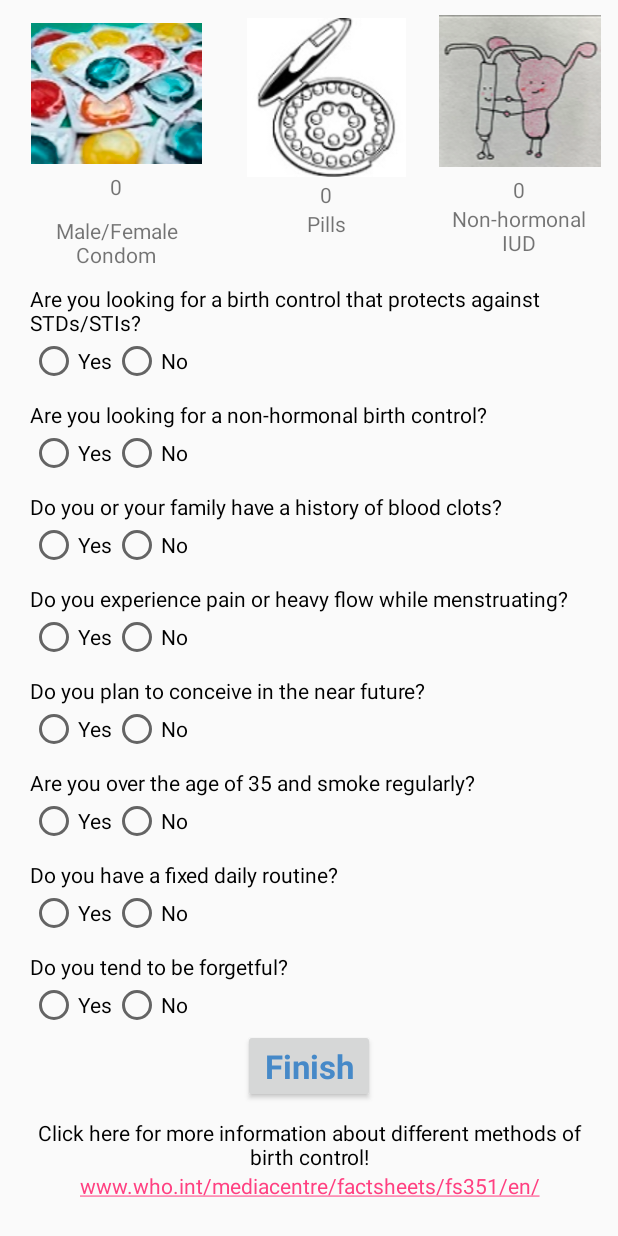
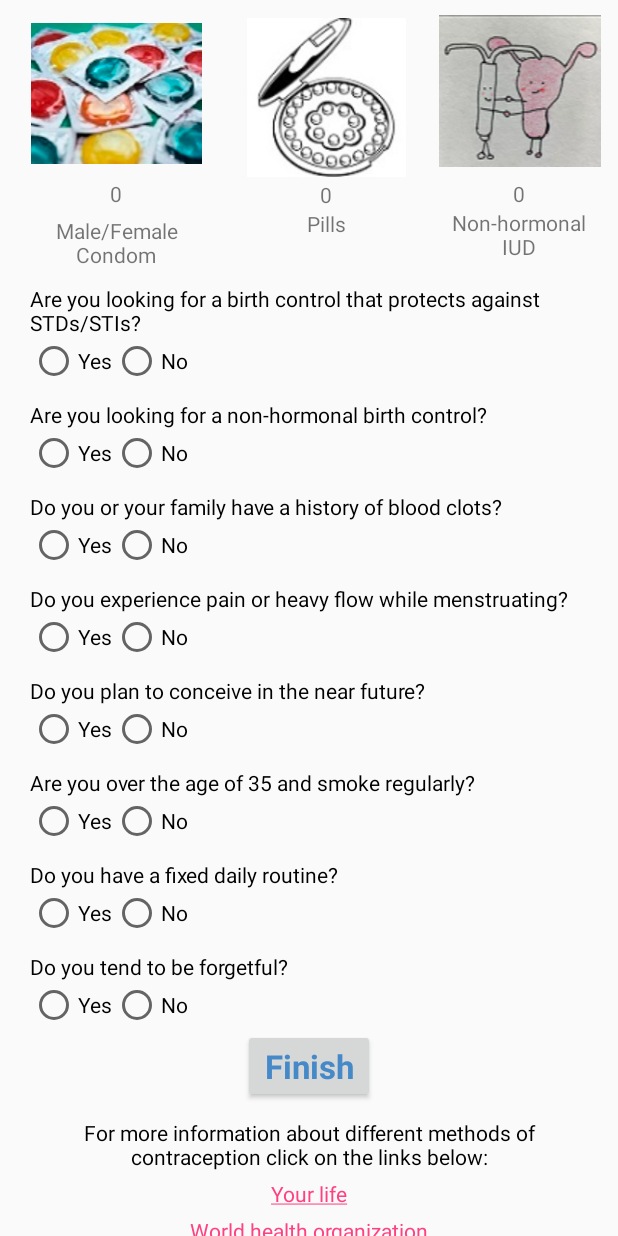
Before and after one commit to NoaBar/BCquiz, an Android app: the screen it shows after launch (MainActivity), on a phone screen of 412 x 824 dp. Run offline under Robolectric (Android 15) with nearby library versions, the phone set to English and light mode, and no system bars.

Commit message:
links should be fixed

```diff
--- a/app/src/main/res/layout/activity_main.xml
+++ b/app/src/main/res/layout/activity_main.xml
@@ -31,13 +31,13 @@
                 android:layout_height="wrap_content"
                 android:text="@string/condom_grade"
                 android:gravity="center"
-                android:paddingTop="5dp"/>
+                android:paddingTop="10dp"/>
 
             <TextView
                 android:layout_width="match_parent"
                 android:layout_height="wrap_content"
                 android:gravity="center"
-                android:paddingTop="10dp"
+                android:paddingTop="5dp"
                 android:text="@string/m_f_condom"
 
                 />
@@ -53,7 +53,7 @@
             android:padding="10dp">
 
             <ImageView
-                android:layout_width="match_parent"
+                android:layout_width="wrap_content"
                 android:layout_height="wrap_content"
                 android:src="@drawable/pillsround" />
 
@@ -91,7 +91,7 @@
                 android:layout_height="wrap_content"
                 android:text="@string/iud_grade"
                 android:gravity="center"
-                android:paddingTop="5dp"/>
+                android:paddingTop="8dp"/>
 
             <TextView
                 android:layout_width="match_parent"
@@ -391,10 +391,25 @@
                 android:id="@+id/more_info"
                 android:layout_width="match_parent"
                 android:layout_height="wrap_content"
-                android:paddingStart="10dp"
-                android:paddingEnd="10dp"
+                android:paddingStart="20dp"
+                android:paddingEnd="20dp"
                 android:paddingTop="10dp"
-                android:text="Click here for more information about different methods of birth control!"
+                android:paddingBottom="5dp"
+                android:text="@string/more_info"
+                android:gravity="center"
+                android:autoLink="web"
+                android:textColor="#000"
+                />
+
+
+            <TextView
+                android:id="@+id/link"
+                android:layout_width="match_parent"
+                android:layout_height="wrap_content"
+                android:paddingStart="20dp"
+                android:paddingEnd="20dp"
+                android:paddingBottom="5dp"
+                android:text="@string/your_life"
                 android:gravity="center"
                 android:autoLink="web"
                 android:textColor="#000"
@@ -407,7 +422,7 @@
             android:paddingStart="20dp"
             android:paddingEnd="20dp"
             android:paddingBottom="20dp"
-            android:text="www.who.int/mediacentre/factsheets/fs351/en/"
+            android:text="@string/who"
             android:gravity="center"
             android:autoLink="web"
             android:textColor="#000"
--- a/app/src/main/res/values/strings.xml
+++ b/app/src/main/res/values/strings.xml
@@ -6,6 +6,11 @@
     <string name="m_f_condom">Male/Female Condom</string>
     <string name="pills">Pills</string>
     <string name="non_hormonal_iud">Non-hormonal IUD</string>
+
+    <string name="iud_grade">0</string>
+    <string name="pills_grade">0</string>
+    <string name="condom_grade">0</string>
+
     <string name="question_1">Are you looking for a birth control that protects against STDs/STIs?</string>
     <string name="question_2">Are you looking for a non-hormonal birth control?</string>
     <string name="question_3">Do you or your family have a history of blood clots?</string>
@@ -30,8 +35,13 @@
     <string name="no_7">No</string>
     <string name="yes_8">Yes</string>
     <string name="no_8">No</string>
+
     <string name="finish_button">Finish</string>
-    <string name="iud_grade">0</string>
-    <string name="pills_grade">0</string>
-    <string name="condom_grade">0</string>
+    <string name="more_info">For more information about different methods of contraception click on the links below:</string>
+    <string name="who"><a href="http://www.who.int/mediacentre/factsheets/fs351/en/">World health organization</a></string>
+    <string name="your_life"><a href="https://www.your-life.com/en/contraception-methods/#methods-">Your life</a></string>
+
+    <string name="txtCredits">www.google.com</string>
+
+
 </resources>
```
